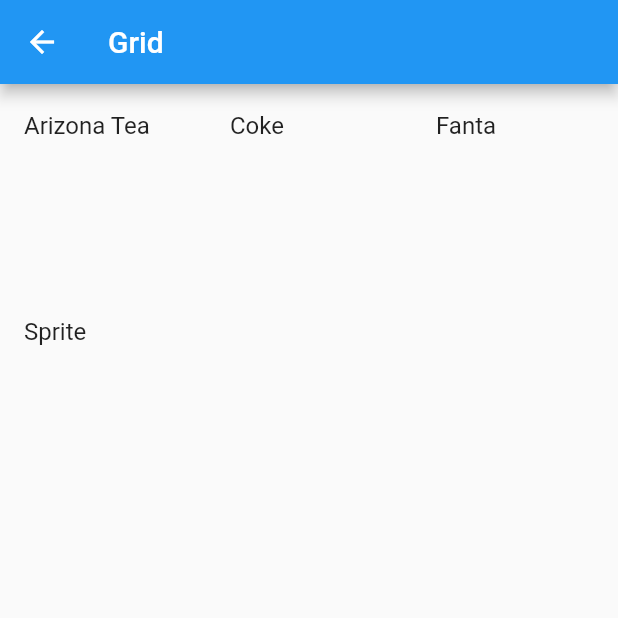
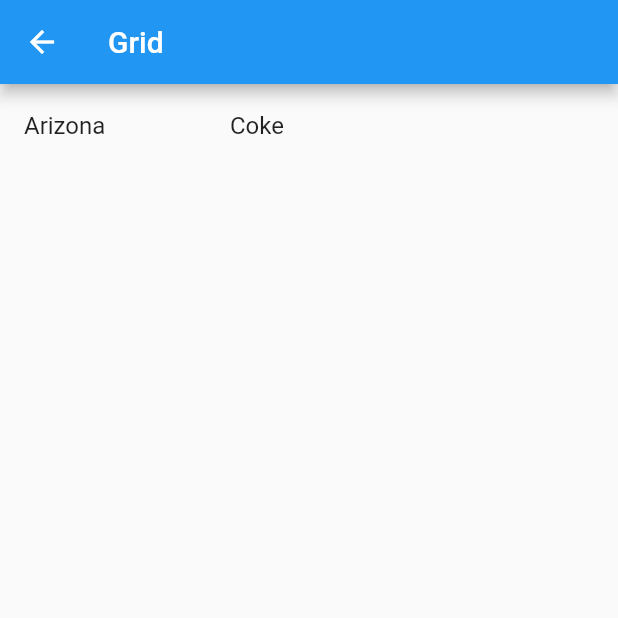
Before and after one commit to DevanTurtle7/clayHack2020, a Flutter app: the GridPage screen opened directly, on a phone screen of 412 x 824 dp, the top half of it. Run offline on Flutter 3.47's test engine with Material 2 defaults, Android fonts, the phone set to English and light mode, and no system bars.

Commit message:
food array changes

```diff
--- a/clay_hack/lib/main.dart
+++ b/clay_hack/lib/main.dart
@@ -1,6 +1,8 @@
 import 'package:flutter/material.dart';
+import 'package:flutter/rendering.dart';
 
 void main() {
+  debugPaintSizeEnabled = true;
   runApp(MyApp());
 }
 
@@ -133,22 +135,20 @@ class GridPage extends StatelessWidget {
   @override
   Widget build(BuildContext context) {
     var food = [
-      'Arizona Tea',
-      'Coke',
-      'Fanta',
-      'Sprite',
+      Product(name: "Arizona", price: 1.00),
+      Product(name: "Coke", price: 1.00),
     ];
     return Scaffold(
         appBar: AppBar(
           title: Text("Grid"),
         ),
         body: GridView.builder(
-          gridDelegate: SliverGridDelegateWithMaxCrossAxisExtent(
-              maxCrossAxisExtent: 200.0),
-          itemCount: food.length,
-          itemBuilder: (BuildContext context, int index) =>
-              ListTile(title: Text((food[index].toString()))),
-        ));
+            gridDelegate: SliverGridDelegateWithMaxCrossAxisExtent(
+                maxCrossAxisExtent: 200.0),
+            itemCount: food.length,
+            itemBuilder: (BuildContext context, int index) => ListTile(
+                  title: Text((food[index].name)),
+                )));
   }
 }
 
@@ -157,12 +157,14 @@ class HomePage extends StatelessWidget {
   Widget build(BuildContext context) {
     return Scaffold(
       appBar: AppBar(title: Text("Title")),
-      body: Column(children: <Widget> [
-        Text("How many meal exchanges would you like to spend?"),
-        Row(children: [
-          Text("1"), Text("2")
-        ],)
-      ],),
+      body: Column(
+        children: <Widget>[
+          Text("How many meal exchanges would you like to spend?"),
+          Row(
+            children: [Text("1"), Text("2")],
+          )
+        ],
+      ),
     );
   }
 }
```
